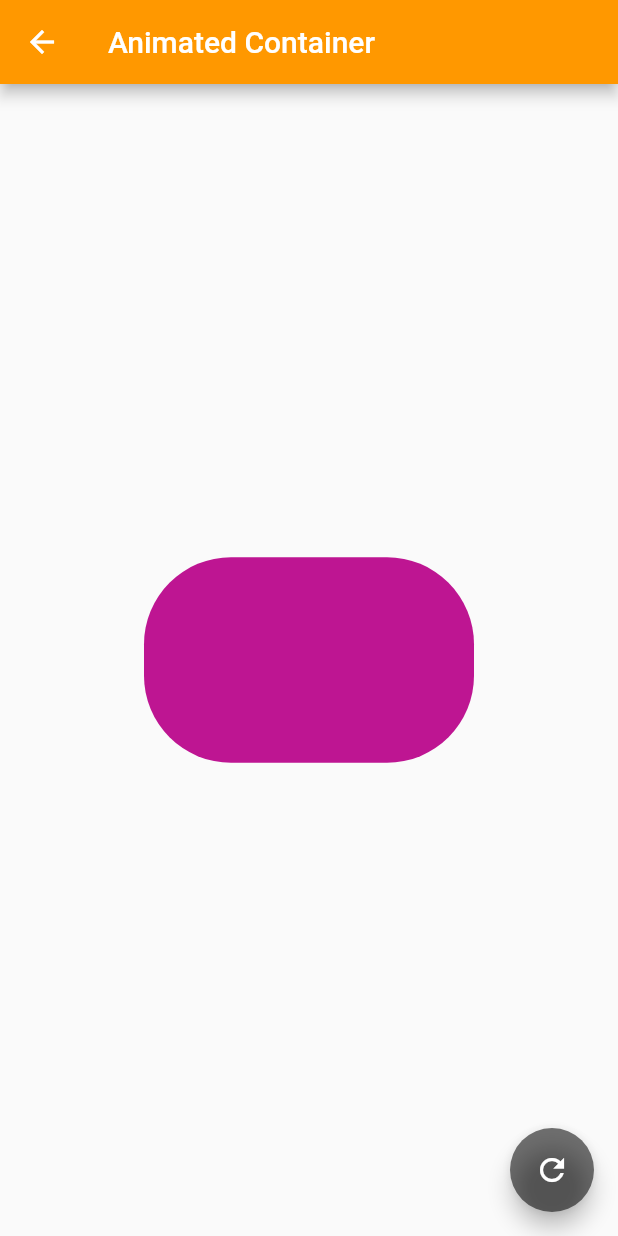
After one commit to macor003/Flutter, a Flutter app: the AnimatedContainerPage screen opened by its route, after a tap on the "refresh" icon, on a phone screen of 412 x 824 dp. The commit adds this screen. Run offline on Flutter 3.47's test engine with Material 2 defaults, Android fonts, the phone set to English and light mode, and no system bars.

Commit message:
Se realiza practica de CircleAvatar, AnimatedContainer e Input Fields

```diff
--- /dev/null
+++ b/Section-6/componentes/lib/src/pages/animated_container.dart
@@ -0,0 +1,56 @@
+import 'dart:math';
+
+import 'package:flutter/material.dart';
+
+class AnimatedContainerPage extends StatefulWidget {
+  @override
+  _AnimatedContainerPageState createState() => _AnimatedContainerPageState();
+}
+
+class _AnimatedContainerPageState extends State<AnimatedContainerPage> {
+  double _width = 50.0;
+  double _height = 50.0;
+  Color _color = Colors.pink;
+
+  BorderRadiusGeometry _borderRadius = BorderRadius.circular(8.0);
+
+  @override
+  Widget build(BuildContext context) {
+    return Scaffold(
+      appBar: AppBar(
+        title: Text("Animated Container"),
+        backgroundColor: Colors.orange,
+      ),
+      body: Center(
+        child: AnimatedContainer(
+          duration: Duration(seconds: 1),
+          curve: Curves.ease,
+          width: _width,
+          height: _height,
+          decoration: BoxDecoration(borderRadius: _borderRadius, color: _color),
+        ),
+      ),
+      floatingActionButton: FloatingActionButton(
+          child: Icon(Icons.refresh),
+          backgroundColor: Colors.black54,
+          onPressed: () {
+            setState(() {
+              final random = Random();
+
+              _width = random.nextInt(300).toDouble();
+              _height = random.nextInt(300).toDouble();
+
+              _color = Color.fromRGBO(
+                random.nextInt(256),
+                random.nextInt(256),
+                random.nextInt(256),
+                1,
+              );
+
+              _borderRadius =
+                  BorderRadius.circular(random.nextInt(100).toDouble());
+            });
+          }),
+    );
+  }
+}
--- a/Section-6/componentes/lib/src/routes/routes.dart
+++ b/Section-6/componentes/lib/src/routes/routes.dart
@@ -1,9 +1,11 @@
-import 'package:componentes/src/pages/card_page.dart';
 import 'package:flutter/material.dart';
 
 import 'package:componentes/src/pages/alert_page.dart';
 import 'package:componentes/src/pages/avatar_page.dart';
 import 'package:componentes/src/pages/home_page.dart';
+import 'package:componentes/src/pages/card_page.dart';
+import 'package:componentes/src/pages/animated_container.dart';
+import 'package:componentes/src/pages/input_page.dart';
 
 Map<String, WidgetBuilder> getApplicationRoutes() {
   return <String, WidgetBuilder>{
@@ -11,5 +13,7 @@ Map<String, WidgetBuilder> getApplicationRoutes() {
     'alert': (BuildContext context) => AlertPage(),
     'avatar': (BuildContext context) => AvatarPage(),
     'card': (BuildContext context) => CardPage(),
+    'animatedContainer': (BuildContext context) => AnimatedContainerPage(),
+    'inputs': (BuildContext context) => InputPage(),
   };
 }
--- a/Section-6/componentes/lib/src/utils/icon_string.dart
+++ b/Section-6/componentes/lib/src/utils/icon_string.dart
@@ -4,6 +4,8 @@ final _icon = <String, IconData>{
   "add_alert": Icons.add_alert,
   "accessibility": Icons.accessibility,
   "folder_open": Icons.folder_open,
+  "donut_large": Icons.donut_large,
+  "input": Icons.input,
 };
 
 Icon getIcon(String nameIcon) {
```
Also changed, not shown: Section-6/componentes/data/menu_opts.json (+10 -0 lines), Section-6/componentes/lib/src/pages/avatar_page.dart (+22 -3 lines), Section-6/componentes/lib/src/pages/input_page.dart (added, +48 -0 lines).
